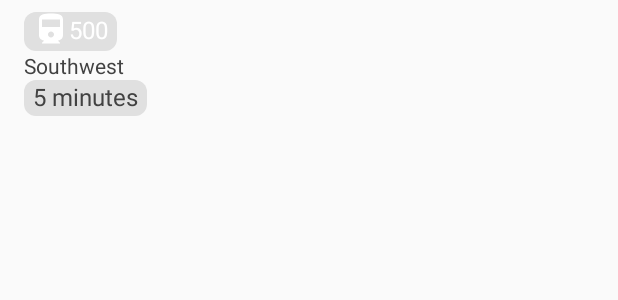
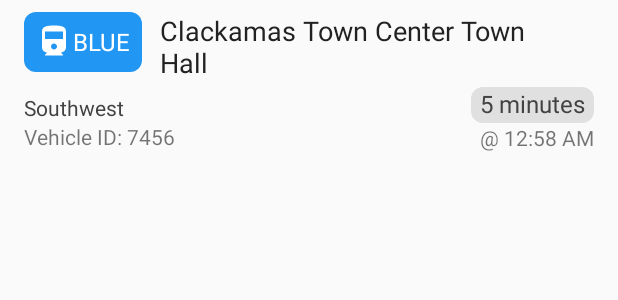
Before and after one commit to FaytxZen/ride-atlanta, an Android app: the layout element_train_route_detail.xml on its own in the app's theme, with its tools: preview values and no code run, on a phone screen of 412 x 824 dp. Shown: the top 300 px of the screen. Run offline under Robolectric (Android 15) with nearby library versions, the phone set to English and light mode, and no system bars.

Commit message:
Fleshed out rest of route detail screens.

```diff
--- a/app/src/main/java/com/andrewvora/apps/rideatlanta/routedetails/bus/BusRouteDetailsAdapter.java
+++ b/app/src/main/java/com/andrewvora/apps/rideatlanta/routedetails/bus/BusRouteDetailsAdapter.java
@@ -48,6 +48,9 @@ public class BusRouteDetailsAdapter extends RecyclerView.Adapter<BusRouteDetails
 		final Context context = holder.itemView.getContext();
 		final String status = Bus.getFormattedAdherence(context, bus.getAdherence());
 		holder.timeTilArrivalTextView.setText(status);
+
+		final String vehicleId = context.getString(R.string.bus_vehicle_id_template, bus.getVehicleNumber());
+		holder.vehicleIdTextView.setText(vehicleId);
 	}
 
 	@Override
@@ -64,6 +67,7 @@ public class BusRouteDetailsAdapter extends RecyclerView.Adapter<BusRouteDetails
 		@BindView(R.id.route_destination) TextView destinationTextView;
 		@BindView(R.id.route_direction) TextView directionTextView;
 		@BindView(R.id.route_time_until_arrival) TextView timeTilArrivalTextView;
+		@BindView(R.id.route_vehicle_id) TextView vehicleIdTextView;
 
 		BusViewHolder(View view) {
 			super(view);
--- a/app/src/main/java/com/andrewvora/apps/rideatlanta/routedetails/bus/BusRouteDetailsFragment.java
+++ b/app/src/main/java/com/andrewvora/apps/rideatlanta/routedetails/bus/BusRouteDetailsFragment.java
@@ -12,6 +12,7 @@ import android.view.ViewGroup;
 
 import com.andrewvora.apps.rideatlanta.R;
 import com.andrewvora.apps.rideatlanta.data.models.Bus;
+import com.andrewvora.apps.rideatlanta.views.SimpleDividerItemDecoration;
 
 import java.util.ArrayList;
 import java.util.List;
@@ -61,6 +62,7 @@ public class BusRouteDetailsFragment extends Fragment implements BusRouteDetails
 		ButterKnife.bind(this, view);
 
 		busRecyclerView.setLayoutManager(new LinearLayoutManager(getActivity()));
+		busRecyclerView.addItemDecoration(new SimpleDividerItemDecoration(getActivity()));
 		busRecyclerView.setAdapter(recyclerViewAdapter);
 	}
 
--- a/app/src/main/java/com/andrewvora/apps/rideatlanta/routedetails/train/TrainRouteDetailsFragment.java
+++ b/app/src/main/java/com/andrewvora/apps/rideatlanta/routedetails/train/TrainRouteDetailsFragment.java
@@ -12,6 +12,7 @@ import android.view.ViewGroup;
 
 import com.andrewvora.apps.rideatlanta.R;
 import com.andrewvora.apps.rideatlanta.data.models.Train;
+import com.andrewvora.apps.rideatlanta.views.SimpleDividerItemDecoration;
 
 import java.util.ArrayList;
 import java.util.List;
@@ -63,6 +64,7 @@ public class TrainRouteDetailsFragment extends Fragment implements TrainRouteDet
 		super.onViewCreated(view, savedInstanceState);
 		ButterKnife.bind(this, view);
 
+		trainRecyclerView.addItemDecoration(new SimpleDividerItemDecoration(getActivity()));
 		trainRecyclerView.setLayoutManager(new LinearLayoutManager(getActivity()));
 		trainRecyclerView.setAdapter(recyclerViewAdapter);
 	}
--- a/app/src/main/res/layout/element_home_info_item.xml
+++ b/app/src/main/res/layout/element_home_info_item.xml
@@ -8,7 +8,7 @@
     android:layout_marginStart="16dp"
     android:layout_marginEnd="16dp"
     android:layout_marginTop="8dp"
-    android:layout_marginBottom="8dp"
+    android:layout_marginBottom="12dp"
     android:background="@color/md_white_1000"
     app:contentPadding="12dp">
 
--- a/app/src/main/res/layout/element_train_route_detail.xml
+++ b/app/src/main/res/layout/element_train_route_detail.xml
@@ -1,5 +1,5 @@
 <?xml version="1.0" encoding="utf-8"?>
-<LinearLayout
+<RelativeLayout
     xmlns:android="http://schemas.android.com/apk/res/android"
     xmlns:tools="http://schemas.android.com/tools"
     android:layout_width="match_parent"
@@ -15,20 +15,53 @@
         android:id="@+id/route_name"
         android:layout_width="wrap_content"
         android:layout_height="wrap_content"
-        tools:text="500"/>
+        android:padding="8dp"
+        tools:backgroundTint="@color/md_blue_500"
+        tools:text="BLUE"/>
+
+    <TextView
+        style="@style/RouteTitleTextStyle"
+        android:id="@+id/route_destination"
+        android:layout_width="wrap_content"
+        android:layout_height="wrap_content"
+        android:layout_toEndOf="@+id/route_name"
+        android:layout_marginStart="12dp"
+        android:layout_marginEnd="16dp"
+        android:lines="2"
+        android:textSize="18sp"
+        tools:text="Clackamas Town Center Town Hall"/>
 
     <TextView
         style="@style/RouteSubtitleTextStyle"
         android:id="@+id/direction_text_view"
         android:layout_width="wrap_content"
         android:layout_height="wrap_content"
+        android:layout_below="@+id/route_destination"
+        android:layout_marginTop="8dp"
         tools:text="Southwest"/>
 
     <TextView
         style="@style/RouteLabelTextStyle"
-        android:id="@+id/time_text_view"
+        android:id="@+id/time_til_text_view"
         android:layout_width="wrap_content"
         android:layout_height="wrap_content"
+        android:layout_below="@+id/route_destination"
+        android:layout_marginTop="4dp"
+        android:layout_alignParentEnd="true"
         tools:text="5 minutes"/>
 
-</LinearLayout>
+    <TextView
+        android:id="@+id/train_id"
+        android:layout_width="wrap_content"
+        android:layout_height="wrap_content"
+        android:layout_below="@+id/direction_text_view"
+        tools:text="Vehicle ID: 7456"/>
+
+    <TextView
+        android:id="@+id/arrival_time_text_view"
+        android:layout_width="wrap_content"
+        android:layout_height="wrap_content"
+        android:layout_below="@+id/time_til_text_view"
+        android:layout_alignParentEnd="true"
+        tools:text="\@ 12:58 AM"/>
+</RelativeLayout>
--- a/app/src/main/res/values/strings.xml
+++ b/app/src/main/res/values/strings.xml
@@ -81,4 +81,7 @@
     <string name="label_destination">Next destination</string>
     <string name="label_arrival_in">Arrives in</string>
     <string name="label_status">Status</string>
+
+    <string name="bus_vehicle_id_template">Vehicle ID: %1$d</string>
+    <string name="train_arrival_time_template">\@ %1$s</string>
 </resources>
```
Also changed, not shown: app/src/main/java/com/andrewvora/apps/rideatlanta/data/models/Train.java (+17 -1 lines), app/src/main/java/com/andrewvora/apps/rideatlanta/routedetails/train/TrainRouteDetailsAdapter.java (+22 -5 lines), app/src/main/res/layout/element_bus_route_detail.xml (+28 -5 lines), app/src/main/res/layout/fragment_home.xml (+6 -6 lines).
